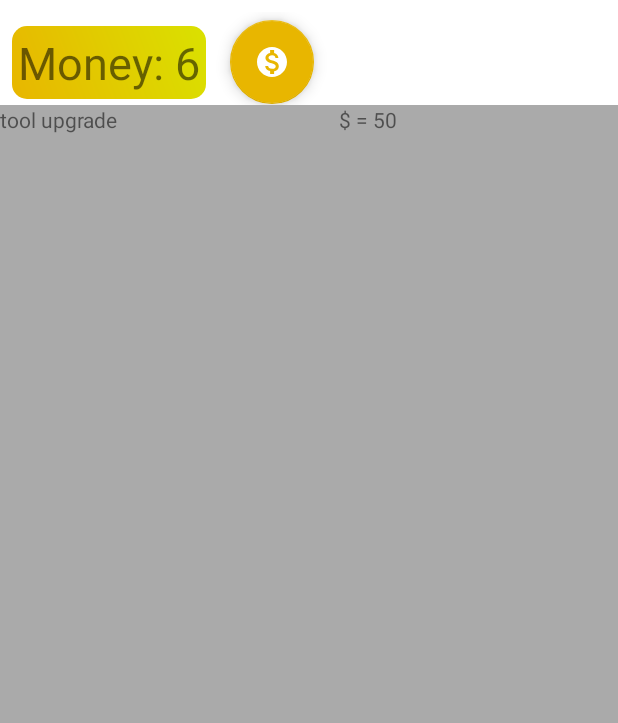
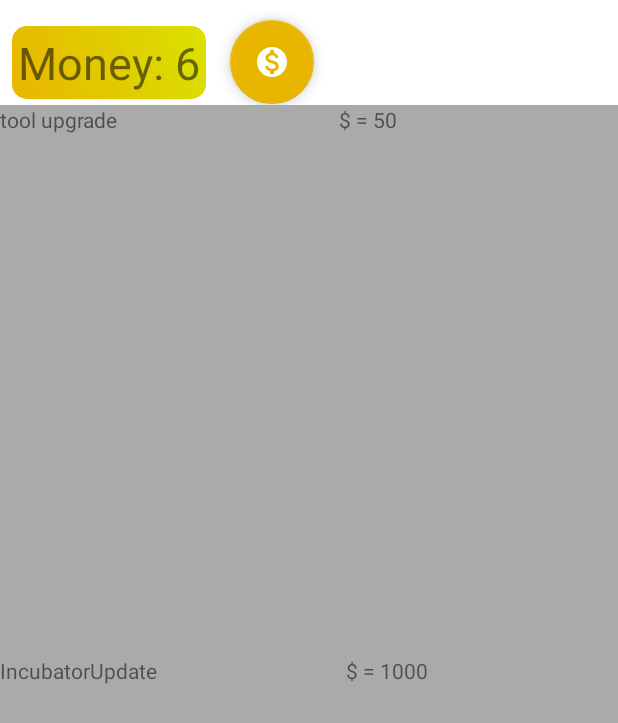
Before and after one commit to doctored11/testClicker_Java, an Android app: the screen it shows after launch (MainActivity), after a tap on an icon or button, on a phone screen of 412 x 824 dp. Shown: the top 723 px of the screen. Run offline under Robolectric (Android 15) with nearby library versions, the light colour scheme and no system bars.

Commit message:
add incubatorUp

```diff
--- a/eggtapper/app/src/main/java/nth11/game/eggtapper/MainActivity.java
+++ b/eggtapper/app/src/main/java/nth11/game/eggtapper/MainActivity.java
@@ -69,7 +69,7 @@ public class MainActivity extends AppCompatActivity {
 
             }
         });
-        model.AutoTap();
+
 
 
 
--- a/eggtapper/app/src/main/java/nth11/game/eggtapper/ShopFragment.java
+++ b/eggtapper/app/src/main/java/nth11/game/eggtapper/ShopFragment.java
@@ -32,17 +32,33 @@ public class ShopFragment extends Fragment {
     @Override
     public View onCreateView(LayoutInflater inflater, ViewGroup container,
                              Bundle savedInstanceState) {
-
+//tool up
         View view = inflater.inflate(R.layout.fragment_shop, container, false);
         LinearLayout toolUp = view.findViewById(R.id.toolUp);
-        TextView coast = view.findViewById(R.id.text_toolUp_coast);
+        TextView coastTool = view.findViewById(R.id.text_toolUp_coast);
+        //incubator Up
 
-        coast.setText("$ = " + model.getUiState().getValue().getToolUpCoast());
+
+        LinearLayout incUp = view.findViewById(R.id.incubator_first_up);
+        TextView coastInc = view.findViewById(R.id.text_incubator_first_coast);
+
+
+        coastTool.setText("$ = " + model.getUiState().getValue().getToolUpCoast());
+        coastInc.setText("$ = "+ model.getUiState().getValue().getIncubatorUpCoast());
         toolUp.setOnClickListener(new View.OnClickListener() {
             @Override
             public void onClick(View v) {
                 if (model != null) {
                     model.onToolUp();
+                }
+
+            }
+        });
+        incUp.setOnClickListener(new View.OnClickListener() {
+            @Override
+            public void onClick(View v) {
+                if (model != null) {
+                   model.onIncUp();
                 }
 
             }
--- a/eggtapper/app/src/main/java/nth11/game/eggtapper/ViewModel.java
+++ b/eggtapper/app/src/main/java/nth11/game/eggtapper/ViewModel.java
@@ -17,6 +17,7 @@ class UiState {
     private Integer strength;
     private Integer toolUpCoast;
     private Boolean shopActive = false;
+    private  Integer incubatorUpCoast;
 
 
 
@@ -45,6 +46,19 @@ class UiState {
         this.strength = strength;
         this.shopActive = shopActive;
     }
+    public UiState(Integer money, Integer strength,  Boolean shopActive, int incubatorCoast) {
+        this.money = money;
+        this.strength = strength;
+        this.shopActive = shopActive;
+        this.incubatorUpCoast = incubatorCoast;
+    }
+    public UiState(Integer money, Integer strength, Integer toolUpCoast, Integer incubatorCoast,Boolean shopActive) {
+        this.money = money;
+        this.strength = strength;
+        this.toolUpCoast= toolUpCoast;
+        this.incubatorUpCoast = incubatorCoast;
+        this.shopActive = shopActive;
+    }
     public Boolean getShopActive(){return shopActive;}
     public UiState setShopActive(Boolean shopActive){this.shopActive = shopActive;
         return null;
@@ -59,6 +73,9 @@ class UiState {
 
     public Integer getToolUpCoast() {
         return toolUpCoast;
+    }
+    public Integer getIncubatorUpCoast() {
+        return incubatorUpCoast;
     }
 }
 
@@ -79,7 +96,7 @@ public class ViewModel extends androidx.lifecycle.ViewModel {
         createEgg();
         createShopFragment();
         createIncubator();
-
+        AutoTap();
 
     }
 
@@ -128,17 +145,24 @@ public class ViewModel extends androidx.lifecycle.ViewModel {
         int coast = player.getTool().getCoast();
         if (player.getMoney()<coast ) return;
         player.spendMoney(player.getTool().getCoast());
-        TapTool newTool = new TapTool(player.getTool().getTapForce() * 2, player.getTool().getProfitability() * 2, player.getTool().getCoast()*4);
+        TapTool newTool = new TapTool(player.getTool().getTapForce() * 4, player.getTool().getProfitability() * 4, player.getTool().getCoast()*8);//TODO - сделать по человечески
         player.setTool(newTool);
 
         uiState.setValue(new UiState(player.getMoney(), clickEgg.getPercentStrenght(), newTool.getCoast()));
+    }
+    public void onIncUp(){
+        int coast = incubator.getCoast();
+        if (player.getMoney()<coast ) return;
+        player.spendMoney(coast);
+        incubator = new Incubator(incubator.getTapForce()*2,incubator.getProfitability()*2, incubator.getCoast()*22,incubator.getTimer()); //TODO - сделать по человечески
+        uiState.setValue(new UiState(player.getMoney(), clickEgg.getPercentStrenght(), false, incubator.getCoast() ));
     }
 
     public void onShopClick( boolean fl){
 
         TapTool newTool = new TapTool(player.getTool().getTapForce() , player.getTool().getProfitability() , player.getTool().getCoast());
 
-        uiState.setValue(new UiState(player.getMoney(), clickEgg.getPercentStrenght(),newTool.getCoast(),fl));
+        uiState.setValue(new UiState(player.getMoney(), clickEgg.getPercentStrenght(),newTool.getCoast(),incubator.getCoast(),fl));
 //        uiState.setValue(new UiState(player.getMoney(), clickEgg.getPercentStrenght()).setShopActive(fl
 
     }
--- a/eggtapper/app/src/main/res/layout/fragment_shop.xml
+++ b/eggtapper/app/src/main/res/layout/fragment_shop.xml
@@ -3,12 +3,10 @@
     xmlns:tools="http://schemas.android.com/tools"
     android:layout_width="match_parent"
     android:layout_height="match_parent"
-    tools:context=".ShopFragment"
+    android:background="@android:color/darker_gray"
 
     android:clickable="true"
-    android:background="@android:color/darker_gray"
-    >
-
+    tools:context=".ShopFragment">
 
 
     <TextView
@@ -18,13 +16,19 @@
     <LinearLayout
         android:layout_width="match_parent"
         android:layout_height="match_parent"
+        android:orientation="horizontal">
+
+
+        <LinearLayout
+            android:layout_width="match_parent"
+            android:layout_height="match_parent"
             android:orientation="vertical">
 
             <LinearLayout
                 android:id="@+id/toolUp"
                 android:layout_width="match_parent"
-            android:layout_height="wrap_content"
-            android:layout_weight="2"
+                android:layout_height="0dp"
+                android:layout_weight="0.1"
                 android:orientation="horizontal">
 
                 <TextView
@@ -33,6 +37,7 @@
                     android:layout_height="wrap_content"
                     android:layout_weight="1"
                     android:text="@string/click_up" />
+
                 <TextView
                     android:id="@+id/text_toolUp_coast"
                     android:layout_width="wrap_content"
@@ -41,8 +46,31 @@
                     android:text="@string/click_up" />
             </LinearLayout>
 
+            <LinearLayout
+                android:id="@+id/incubator_first_up"
+                android:layout_width="match_parent"
+                android:layout_height="wrap_content"
+                android:layout_weight="0.1">
+
+                <TextView
+                    android:id="@+id/text_incubator_first_name"
+                    android:layout_width="wrap_content"
+                    android:layout_height="wrap_content"
+                    android:layout_weight="1"
+                    android:text="@string/Inc_up" />
+
+                <TextView
+                    android:id="@+id/text_incubator_first_coast"
+                    android:layout_width="wrap_content"
+                    android:layout_height="wrap_content"
+                    android:layout_weight="1"
+                    android:text="@string/Inc_up" />
 
             </LinearLayout>
 
 
+        </LinearLayout>
+    </LinearLayout>
+
+
 </FrameLayout>
--- a/eggtapper/app/src/main/res/values/strings.xml
+++ b/eggtapper/app/src/main/res/values/strings.xml
@@ -9,5 +9,6 @@
     <string name="properties">properties</string>
 
     <string name="click_up">tool upgrade</string>
+    <string name="Inc_up">IncubatorUpdate</string>
 
 </resources>
```
Lines whose indentation alone changed are shown as unchanged.
